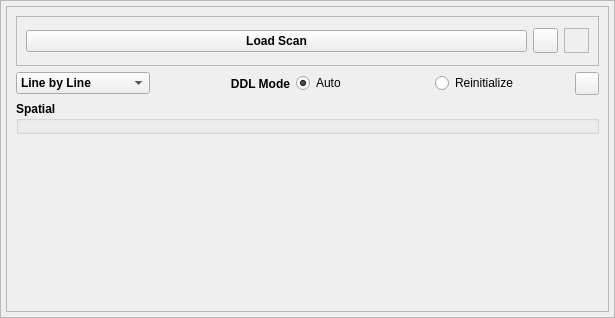
First picture: the form in cls/applications/pyStxm/scan_plugins/fine_image_scans.ui, repository RussBerg/pyStxm3, before the edit.
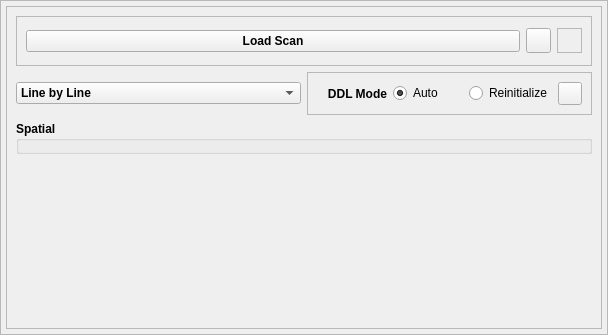
Second picture: the form after the edit. Icons and pictures are not drawn.

What changed in the file:
```diff
--- a/cls/applications/pyStxm/scan_plugins/fine_image_scans.ui
+++ b/cls/applications/pyStxm/scan_plugins/fine_image_scans.ui
@@ -6,8 +6,8 @@
    <rect>
     <x>0</x>
     <y>0</y>
-    <width>615</width>
-    <height>318</height>
+    <width>608</width>
+    <height>335</height>
    </rect>
   </property>
   <property name="focusPolicy">
@@ -142,7 +142,7 @@
        </widget>
       </item>
       <item>
-       <layout class="QHBoxLayout" name="horizontalLayout_4">
+       <layout class="QHBoxLayout" name="horizontalLayout_5">
         <item>
          <widget class="QComboBox" name="scanTypeSelComboBox">
           <property name="enabled">
@@ -176,6 +176,15 @@
          </widget>
         </item>
         <item>
+         <widget class="QFrame" name="ddlFrame">
+          <property name="frameShape">
+           <enum>QFrame::StyledPanel</enum>
+          </property>
+          <property name="frameShadow">
+           <enum>QFrame::Sunken</enum>
+          </property>
+          <layout class="QHBoxLayout" name="horizontalLayout_4">
+           <item>
          <widget class="QLabel" name="label">
           <property name="font">
            <font>
@@ -226,6 +235,9 @@
            <iconset>
             <normaloff>../../../icons/1318611600_23.ico</normaloff>../../../icons/1318611600_23.ico</iconset>
           </property>
+            </widget>
+           </item>
+          </layout>
          </widget>
         </item>
        </layout>
```
Left out of the diff: 14 changed lines with no effect on the pictures. Lines whose indentation alone changed are shown as unchanged.
